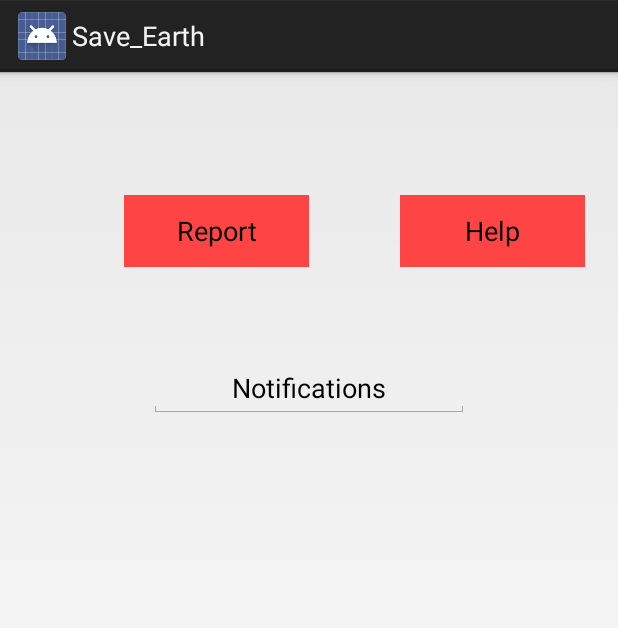
After one commit to AdityaRajSingh/Save-Earth, an Android app: the layout acitivty_main.xml on its own in the app's theme, with its tools: preview values and no code run, on a phone screen of 412 x 824 dp. The commit adds this screen. Shown: the top 628 px of the screen. Run offline under Robolectric (Android 15) with nearby library versions, the phone set to English and light mode, and no system bars.

Commit message:
Layout updation

```diff
--- a/Android/save_earth/app/build.gradle
+++ b/Android/save_earth/app/build.gradle
@@ -1,7 +1,7 @@
 apply plugin: 'com.android.application'
 android {
     compileSdkVersion 23
-    buildToolsVersion '25.0.0'
+    buildToolsVersion '26.0.2'
     defaultConfig {
         applicationId "com.example.zumoappname"
         minSdkVersion 19
--- a/Android/save_earth/app/src/main/AndroidManifest.xml
+++ b/Android/save_earth/app/src/main/AndroidManifest.xml
@@ -15,7 +15,7 @@
         android:label="@string/app_name"
         android:theme="@style/AppTheme" >
 
-        <activity android:name="ToDoActivity"
+        <activity android:name=".MainActivity"
             android:label="@string/app_name">
             <intent-filter>
                 <action android:name="android.intent.action.MAIN" />
--- a/Android/save_earth/app/src/main/java/com/example/save_earth/MainActivity.java
+++ b/Android/save_earth/app/src/main/java/com/example/save_earth/MainActivity.java
@@ -2,6 +2,8 @@ package com.example.save_earth;
 
 import android.app.Activity;
 import android.os.Bundle;
+import android.view.View;
+import android.widget.Button;
 
 /**
  * Created by root on 20/10/18.
@@ -9,8 +11,34 @@ import android.os.Bundle;
 
 public class MainActivity extends Activity {
 
+    Button reportButton, earthquakeButton, floodButton, cycloneButton, otherButton, helpButton;
+
     public void onCreate(Bundle savedInstance) {
 
         super.onCreate(savedInstance);
+        setContentView(R.layout.acitivty_main);
+        findView();
+
+        reportButton.setOnClickListener(new View.OnClickListener() {
+            @Override
+            public void onClick(View view) {
+                reportButton.setVisibility(View.INVISIBLE);
+                helpButton.setVisibility(View.INVISIBLE);
+                earthquakeButton.setVisibility(View.VISIBLE);
+                floodButton.setVisibility(View.VISIBLE);
+                cycloneButton.setVisibility(View.VISIBLE);
+                otherButton.setVisibility(View.VISIBLE);
+            }
+        });
+    }
+
+    public void findView() {
+        reportButton = (Button) findViewById(R.id.reportButton);
+        earthquakeButton = (Button) findViewById(R.id.earthquakeButton);
+        floodButton = (Button) findViewById(R.id.floodButton);
+        cycloneButton = (Button) findViewById(R.id.cycloneButton);
+        otherButton = (Button) findViewById(R.id.otherButton);
+        helpButton = (Button) findViewById(R.id.helpButton);
+
     }
 }
--- /dev/null
+++ b/Android/save_earth/app/src/main/res/layout/acitivty_main.xml
@@ -0,0 +1,100 @@
+<?xml version="1.0" encoding="utf-8"?>
+<RelativeLayout xmlns:android="http://schemas.android.com/apk/res/android"
+    android:layout_width="match_parent"
+    android:layout_height="match_parent"
+    android:orientation="vertical">
+
+    <Button
+        android:id="@+id/reportButton"
+        android:layout_width="wrap_content"
+        android:layout_height="wrap_content"
+        android:layout_alignEnd="@+id/space"
+        android:layout_alignParentTop="true"
+        android:layout_marginTop="82dp"
+        android:layout_marginLeft="22dp"
+        android:width="123dp"
+        android:background="@android:color/holo_red_light"
+        android:gravity="center"
+        android:text="Report" />
+
+    <Button
+        android:id="@+id/helpButton"
+        android:layout_width="wrap_content"
+        android:layout_height="wrap_content"
+        android:layout_alignBaseline="@+id/reportButton"
+        android:layout_alignBottom="@+id/reportButton"
+        android:layout_alignParentEnd="true"
+        android:layout_marginEnd="52dp"
+        android:layout_marginRight="22dp"
+        android:width="123dp"
+        android:background="@android:color/holo_red_light"
+        android:gravity="center"
+        android:text="Help" />
+
+
+    <EditText
+        android:id="@+id/editText2"
+        android:layout_width="wrap_content"
+        android:layout_height="wrap_content"
+        android:layout_below="@+id/reportButton"
+        android:layout_centerHorizontal="true"
+        android:layout_marginTop="61dp"
+        android:ems="10"
+        android:gravity="center"
+        android:inputType="none"
+
+        android:focusable="false"
+
+        android:clickable="false"
+        android:text="Notifications" />
+
+    <Button
+        android:id="@+id/earthquakeButton"
+        android:layout_width="wrap_content"
+        android:layout_height="wrap_content"
+        android:layout_alignBottom="@+id/reportButton"
+        android:layout_alignParentStart="true"
+        android:layout_marginBottom="24dp"
+        android:layout_marginStart="19dp"
+        android:visibility="gone"
+        android:text="Earthquake" />
+
+    <Button
+        android:id="@+id/cycloneButton"
+        android:layout_width="wrap_content"
+        android:layout_height="wrap_content"
+        android:layout_alignEnd="@+id/earthquakeButton"
+        android:layout_below="@+id/reportButton"
+        android:visibility="gone"
+        android:text="Cyclone" />
+
+    <Button
+        android:id="@+id/otherButton"
+        android:layout_width="wrap_content"
+        android:layout_height="wrap_content"
+        android:layout_alignStart="@+id/floodButton"
+        android:layout_below="@+id/helpButton"
+        android:visibility="gone"
+        android:text="Other" />
+
+    <Button
+        android:id="@+id/floodButton"
+        android:layout_width="wrap_content"
+        android:layout_height="wrap_content"
+        android:layout_alignBottom="@+id/earthquakeButton"
+        android:layout_alignParentEnd="true"
+        android:layout_marginEnd="48dp"
+        android:visibility="gone"
+        android:text="Flood" />
+
+    <Space
+        android:id="@+id/space"
+        android:layout_width="wrap_content"
+        android:layout_height="wrap_content"
+        android:layout_above="@+id/reportButton"
+        android:layout_centerHorizontal="true"
+        android:layout_marginBottom="15dp" />
+
+
+
+</RelativeLayout>
--- a/Android/save_earth/app/src/main/res/values/strings.xml
+++ b/Android/save_earth/app/src/main/res/values/strings.xml
@@ -1,6 +1,6 @@
 <resources>
 
-    <string name="app_name">save_earth</string>
+    <string name="app_name">Save_Earth</string>
     <string name="add_textbox_hint">Add a ToDo item</string>
     <string name="add_button_text">Add</string>
     <string name="service_title">Mobile Apps </string>
```
Also changed, not shown: 1 other file.
